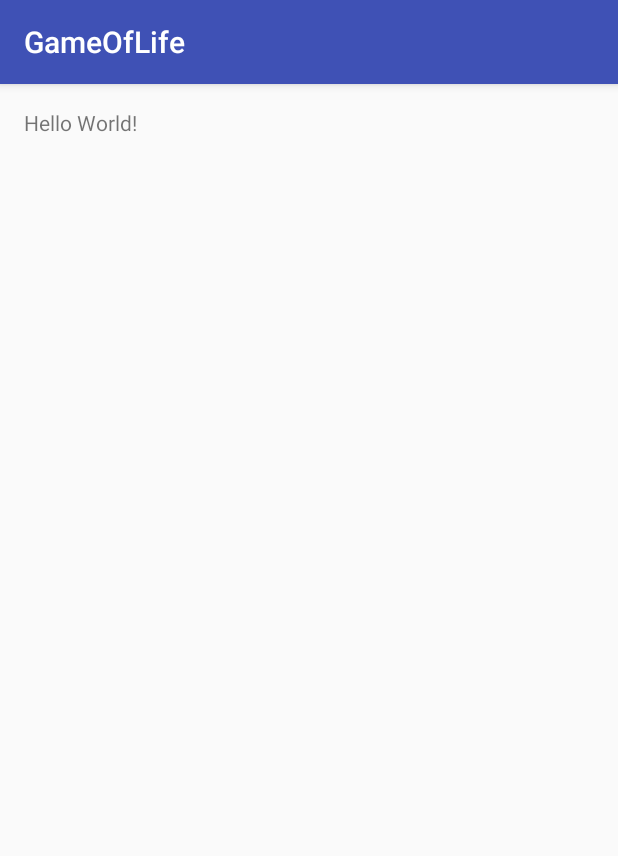
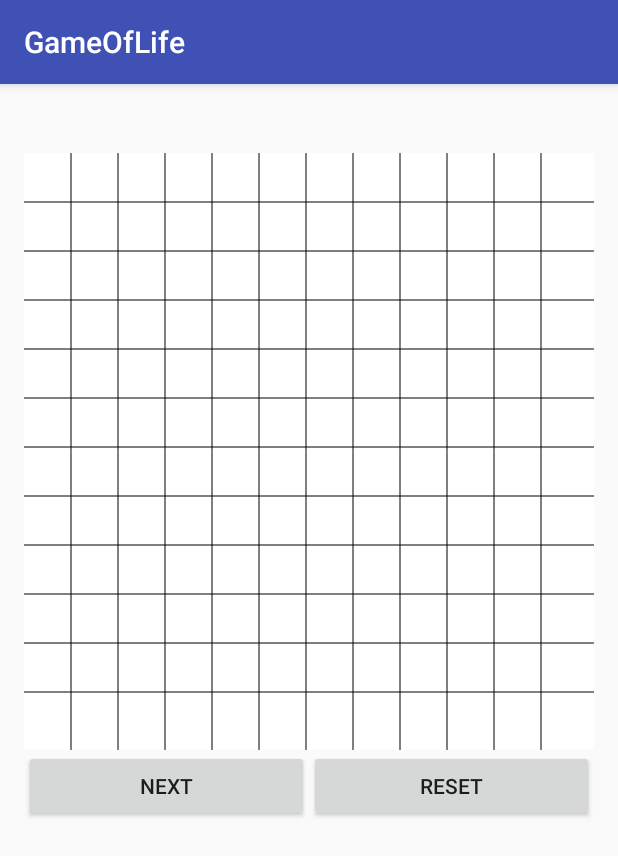
Before and after one commit to vjzaveri/GameOfLife_AndroidApp, an Android app: the screen it shows after launch (MainActivity), on a phone screen of 412 x 824 dp. Shown: the top 856 px of the screen. Run offline under Robolectric (Android 15) with nearby library versions, the phone set to English and light mode, and no system bars.

Commit message:
Grid Layout and buttons

```diff
--- /dev/null
+++ b/app/src/main/java/com/example/vanshzaveri/gameoflife/GameGrid.java
@@ -0,0 +1,211 @@
+package com.example.vanshzaveri.gameoflife;
+
+import android.app.AlertDialog;
+import android.content.Context;
+import android.content.DialogInterface;
+import android.content.res.Resources;
+import android.content.res.TypedArray;
+import android.graphics.Canvas;
+import android.graphics.Color;
+import android.graphics.Paint;
+import android.graphics.drawable.Drawable;
+import android.text.TextPaint;
+import android.util.AttributeSet;
+import android.util.Log;
+import android.view.MotionEvent;
+import android.view.View;
+
+/**
+ * TODO: document your custom view class.
+ */
+public class GameGrid extends View {
+    //private String mExampleString; // TODO: use a default from R.string...
+    //private int mExampleColor = Color.RED; // TODO: use a default from R.color...
+    //private float mExampleDimension = 0; // TODO: use a default from R.dimen...
+    //private Drawable mExampleDrawable;
+
+    //private TextPaint mTextPaint;
+    //private float mTextWidth;
+    //private float mTextHeight;
+
+    private boolean[][] grid;
+    private Paint cell = new Paint();
+    private int cell_size=10;
+    private int rows=12,cols=12;
+    private int width, height;
+    private int cell_width, cell_height;
+
+
+    public GameGrid(Context context) {
+        //super(context);
+        this(context,null);
+        //init(null, 0);
+    }
+
+    public GameGrid(Context context, AttributeSet attrs) {
+        super(context, attrs);
+
+        cell_width = getWidth() / cols;
+        cell_height = getHeight() / rows;
+        this.width=getWidth();
+        this.height=getHeight();
+
+        grid = new boolean[rows][cols];
+        //grid[5][6]=true;
+        Log.d("vansh","inside const");
+        invalidate();
+        //init(attrs, 0);
+    }
+
+    public GameGrid(Context context, AttributeSet attrs, int defStyle) {
+        super(context, attrs, defStyle);
+        //init(attrs, defStyle);
+    }
+
+    @Override
+    protected void onDraw(Canvas canvas) {
+        //super.onDraw(canvas);
+        this.width=getWidth();
+        this.height=getHeight();
+        cell_width = getWidth() / cols;
+        cell_height = getHeight() / rows;
+        //Log.d("vansh","inside ondraw"+height);
+        canvas.drawColor(Color.WHITE);
+        Paint background = new Paint();
+        Paint lines = new Paint();
+        lines.setColor(Color.BLACK);
+        cell.setStyle(Paint.Style.FILL_AND_STROKE);
+        cell.setColor(Color.RED);
+        //Resources.Theme temp;
+        //int myColor = getContext().getResources().getColor(com.example.vanshzaveri.gameoflife.R.color.cell);
+        //Resources.Theme theme = getContext().getTheme();
+        background.setColor(Color.WHITE);
+        //cell.setColor(0xff74BC23);
+
+        canvas.drawRect(0,0,height,width,background);
+
+        for(int i=1;i<rows;i++)
+        {
+            //Log.d("vansh","inside for");
+            canvas.drawLine(0,i*cell_height,width,i*cell_height,lines);
+            canvas.drawLine(i*cell_width,0,i*cell_width,height,lines);
+        }
+
+/*        for(int i=1;i<rows;i++)
+        {
+            //Log.d("vansh","inside for");
+            //canvas.drawLine(0,i*cell_height,width,i*cell_height,cell);
+            canvas.drawLine(i*cell_width,0,i*cell_width,height,cell);
+        }*/
+
+
+
+        for(int i=0;i<rows;i++)
+        {
+            for (int j=0;j<cols;j++)
+            {
+                if(grid[i][j]!=false)
+                {
+                    //canvas.drawRect(i*cell_width,j*cell_height,(i+1)*cell_width,(j+1)*cell_height, cell);
+                    canvas.drawCircle((i*cell_width)+cell_width/2,(j*cell_height)+cell_height/2,cell_width/2,cell);
+                }
+            }
+        }
+
+    }
+
+    @Override
+    public boolean onTouchEvent(MotionEvent event) {
+
+        if (event.getAction() == MotionEvent.ACTION_DOWN) {
+            int row = (int)(event.getY() / cell_height);
+            int column = (int)(event.getX() / cell_width);
+
+            grid[column][row] = !grid[column][row];
+            invalidate();
+        }
+
+        return true;
+    }
+
+    public void next()
+    {
+        boolean[][] nextGrid = new boolean[rows][cols];
+
+        for(int i=0;i<rows;i++)
+        {
+            for(int j=0;j<cols;j++)
+            {
+                int neighbors = getNeighbors(i,j);
+
+                if(grid[i][j])
+                {
+                    if(neighbors==2 || neighbors==3)
+                        nextGrid[i][j]=true;
+
+                }
+                else
+                {
+                    if(neighbors==3)
+                    {
+                        nextGrid[i][j]=true;
+                    }
+                }
+            }
+        }
+
+        grid=nextGrid;
+        invalidate();
+
+    }
+
+    public int getNeighbors(int i, int j)
+    {
+
+        int total=0;
+
+        for (int k = -1; k <= 1; k++) {
+            for (int l = -1; l <= 1; l++) {
+                if (grid[(12 + (i + k)) % 12][(12 + (j + l))
+                        % 12] != false) {
+                    total++;
+                }
+            }
+        }
+
+        if(grid[i][j])
+            total--;
+        return total;
+    }
+
+
+    public void resetGame()
+    {
+        Log.d("Vansh","in reset game");
+        new AlertDialog.Builder(getContext())
+                .setTitle(getResources().getString(R.string.confirm))
+                .setMessage(getResources().getString(R.string.AskReset))
+                .setPositiveButton(getResources().getString(R.string.PositiveYes),
+                        new DialogInterface.OnClickListener() {
+                            @Override
+                            public void onClick(DialogInterface dialog, int which) {
+                                for(int i=0;i<cols;i++)
+                                {
+                                    for(int j=0;j<rows;j++)
+                                    {
+                                        grid[i][j]=false;
+                                    }
+                                }
+                                invalidate();
+                                dialog.dismiss();
+                            }})
+                .setNegativeButton(getResources().getString(R.string.NegativeNo),
+                        new DialogInterface.OnClickListener(){
+                            @Override
+                            public void onClick(DialogInterface dialog, int which) {
+                                dialog.dismiss();
+                            }
+                        }
+                        ).show();
+    }
+}
--- a/app/src/main/java/com/example/vanshzaveri/gameoflife/MainActivity.java
+++ b/app/src/main/java/com/example/vanshzaveri/gameoflife/MainActivity.java
@@ -2,12 +2,38 @@ package com.example.vanshzaveri.gameoflife;
 
 import android.support.v7.app.AppCompatActivity;
 import android.os.Bundle;
+import android.util.Log;
+import android.view.View;
+import android.widget.Button;
 
 public class MainActivity extends AppCompatActivity {
+
 
     @Override
     protected void onCreate(Bundle savedInstanceState) {
         super.onCreate(savedInstanceState);
         setContentView(R.layout.activity_main);
+
+        final GameGrid gameGrid = (GameGrid) findViewById(R.id.grid_view);
+        Button next = (Button)findViewById(R.id.next);
+        Button reset = (Button)findViewById(R.id.reset);
+
+        next.setOnClickListener(new View.OnClickListener(){
+            @Override
+            public void onClick(View v) {
+                gameGrid.next();
+            }
+        });
+
+        reset.setOnClickListener(new View.OnClickListener(){
+            @Override
+            public void onClick(View v) {
+                Log.d("Vansh","in reset main");
+                gameGrid.resetGame();
+            }
+        });
+
     }
+
+
 }
--- a/app/src/main/res/layout/activity_main.xml
+++ b/app/src/main/res/layout/activity_main.xml
@@ -1,5 +1,5 @@
 <?xml version="1.0" encoding="utf-8"?>
-<RelativeLayout xmlns:android="http://schemas.android.com/apk/res/android"
+<LinearLayout xmlns:android="http://schemas.android.com/apk/res/android"
     xmlns:tools="http://schemas.android.com/tools"
     android:id="@+id/activity_main"
     android:layout_width="match_parent"
@@ -8,10 +8,37 @@
     android:paddingLeft="@dimen/activity_horizontal_margin"
     android:paddingRight="@dimen/activity_horizontal_margin"
     android:paddingTop="@dimen/activity_vertical_margin"
+    android:orientation="vertical"
     tools:context="com.example.vanshzaveri.gameoflife.MainActivity">
 
     <TextView
-        android:layout_width="wrap_content"
+        android:layout_width="match_parent"
+        android:layout_height="30dp" />
+
+    <com.example.vanshzaveri.gameoflife.GameGrid
+        android:id="@+id/grid_view"
+        android:layout_width="match_parent"
+        android:layout_height="398dp" />
+
+    <LinearLayout
+        android:layout_width="match_parent"
         android:layout_height="wrap_content"
-        android:text="Hello World!" />
-</RelativeLayout>
+        android:weightSum="2">
+
+        <Button
+            android:id="@+id/next"
+            android:layout_width="wrap_content"
+            android:layout_height="wrap_content"
+            android:text="@string/next"
+            android:layout_weight="1"/>
+
+        <Button
+            android:id="@+id/reset"
+            android:layout_width="wrap_content"
+            android:layout_height="match_parent"
+            android:text="@string/reset"
+            android:onClick="reset"
+            android:layout_weight="1"/>
+
+    </LinearLayout>
+</LinearLayout>
--- a/app/src/main/res/values/colors.xml
+++ b/app/src/main/res/values/colors.xml
@@ -3,4 +3,5 @@
     <color name="colorPrimary">#3F51B5</color>
     <color name="colorPrimaryDark">#303F9F</color>
     <color name="colorAccent">#FF4081</color>
+    <color name="cell">#FF4081</color>
 </resources>
--- a/app/src/main/res/values/strings.xml
+++ b/app/src/main/res/values/strings.xml
@@ -1,3 +1,10 @@
 <resources>
     <string name="app_name">GameOfLife</string>
+    <string name="next">Next</string>
+    <string name="reset">Reset</string>
+    <string name="confirm">Confirm</string>
+    <string name="AskReset">Are you sure you want to reset?</string>
+    <string name="PositiveYes">Yes</string>
+    <string name="NegativeNo">No</string>
+
 </resources>
```
Also changed, not shown: app/src/main/res/values/attrs_game_grid.xml (added, +8 -0 lines).
